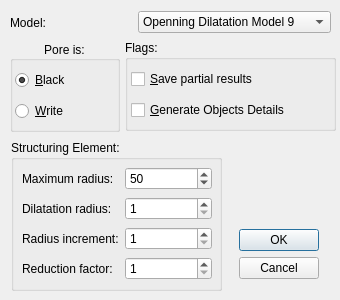
The window that src/dialogPoresThroats.ui (ldsc/lvp) describes before a commit, drawn with Qt 5.
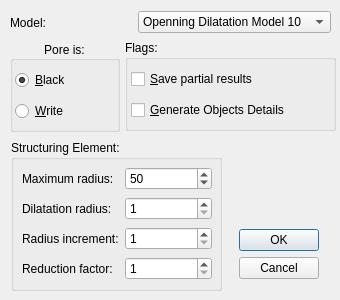
The same window after the commit. Icons and pictures are not drawn.

Commit message: Adicionado item no diálogo da segmentação e aumentado o passo de incremento/decremento do zoom no opengl.

Patch:
```diff
--- a/src/dialogPoresThroats.ui
+++ b/src/dialogPoresThroats.ui
@@ -272,6 +272,11 @@
     </item>
     <item>
      <widget class="QComboBox" name="comboBoxModel">
+      <item>
+       <property name="text">
+        <string>Openning Dilatation Model 10</string>
+       </property>
+      </item>
       <item>
        <property name="text">
         <string>Openning Dilatation Model 9</string>
```
The commit also changes 1 other file.
